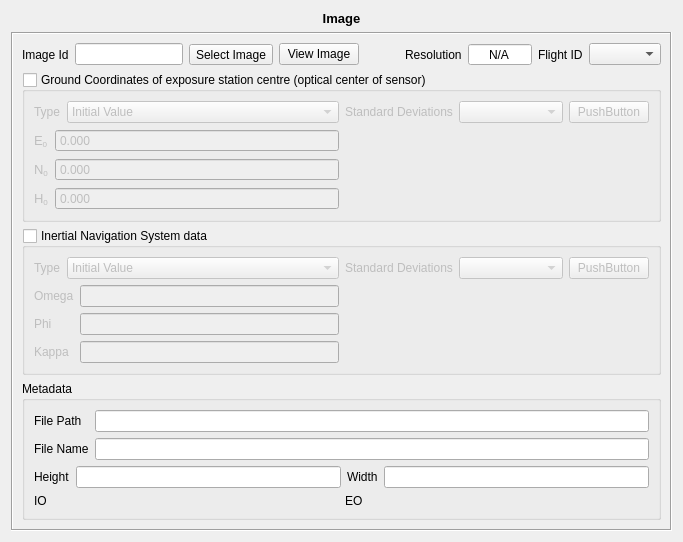
This is branches/SandBox/trunk_candidata/qt/formDisplay/ImageLayout.ui in e-foto/e-foto as Qt 5 draws it before an edit. The edited form follows.
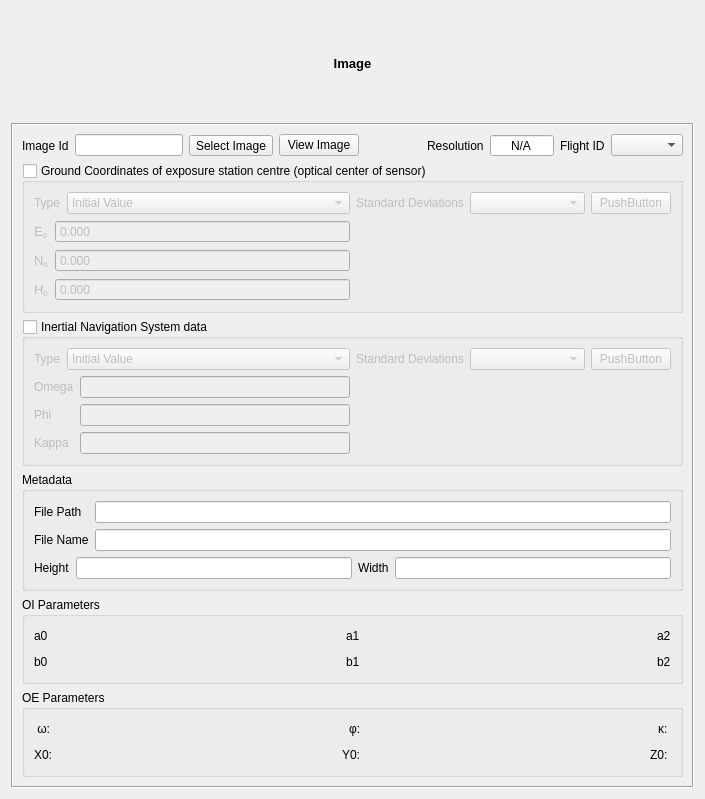
This is the edited form. Custom widgets are drawn as their Qt base class.

Commit message: updates in ImageForm's : show IO and EO parameters

```diff
--- a/branches/SandBox/trunk_candidata/qt/formDisplay/ImageLayout.ui
+++ b/branches/SandBox/trunk_candidata/qt/formDisplay/ImageLayout.ui
@@ -6,17 +6,14 @@
    <rect>
     <x>0</x>
     <y>0</y>
-    <width>716</width>
-    <height>622</height>
+    <width>705</width>
+    <height>799</height>
    </rect>
   </property>
   <property name="windowTitle">
    <string>Form</string>
   </property>
-  <layout class="QVBoxLayout" name="verticalLayout_13">
-   <property name="sizeConstraint">
-    <enum>QLayout::SetFixedSize</enum>
-   </property>
+  <layout class="QVBoxLayout" name="verticalLayout_16">
    <item>
     <widget class="QLabel" name="label_8">
      <property name="text">
@@ -39,7 +36,7 @@
      <property name="frameShadow">
       <enum>QFrame::Sunken</enum>
      </property>
-     <layout class="QVBoxLayout" name="verticalLayout_12">
+     <layout class="QVBoxLayout" name="verticalLayout_15">
       <item>
        <layout class="QHBoxLayout" name="horizontalLayout_10">
         <item>
@@ -476,9 +473,7 @@
         <property name="title">
          <string>Metadata</string>
         </property>
-        <layout class="QGridLayout" name="gridLayout_3">
-         <item row="0" column="0">
-          <layout class="QVBoxLayout" name="verticalLayout">
+        <layout class="QVBoxLayout" name="verticalLayout_14">
            <item>
             <layout class="QHBoxLayout" name="horizontalLayout_3" stretch="0,1">
              <item>
@@ -566,19 +561,229 @@
              </item>
             </layout>
            </item>
+        </layout>
+       </widget>
+      </item>
+      <item>
+       <widget class="QGroupBox" name="groupBox">
+        <property name="title">
+         <string>OI Parameters</string>
+        </property>
+        <layout class="QVBoxLayout" name="verticalLayout_12">
+         <item>
+          <layout class="QVBoxLayout" name="verticalLayout">
            <item>
             <layout class="QHBoxLayout" name="horizontalLayout_4">
              <item>
               <widget class="QLabel" name="labelIO">
                <property name="text">
-                <string>IO</string>
+                <string>a0</string>
                </property>
               </widget>
              </item>
              <item>
-              <widget class="QLabel" name="labelEO">
+              <spacer name="horizontalSpacer_2">
+               <property name="orientation">
+                <enum>Qt::Horizontal</enum>
+               </property>
+               <property name="sizeHint" stdset="0">
+                <size>
+                 <width>40</width>
+                 <height>20</height>
+                </size>
+               </property>
+              </spacer>
+             </item>
+             <item>
+              <widget class="QLabel" name="a1Label">
                <property name="text">
-                <string>EO</string>
+                <string>a1</string>
+               </property>
+              </widget>
+             </item>
+             <item>
+              <spacer name="horizontalSpacer_3">
+               <property name="orientation">
+                <enum>Qt::Horizontal</enum>
+               </property>
+               <property name="sizeHint" stdset="0">
+                <size>
+                 <width>40</width>
+                 <height>20</height>
+                </size>
+               </property>
+              </spacer>
+             </item>
+             <item>
+              <widget class="QLabel" name="a2Label">
+               <property name="text">
+                <string>a2</string>
+               </property>
+              </widget>
+             </item>
+            </layout>
+           </item>
+           <item>
+            <layout class="QHBoxLayout" name="horizontalLayout_13">
+             <item>
+              <widget class="QLabel" name="b0Label">
+               <property name="text">
+                <string>b0</string>
+               </property>
+              </widget>
+             </item>
+             <item>
+              <spacer name="horizontalSpacer_4">
+               <property name="orientation">
+                <enum>Qt::Horizontal</enum>
+               </property>
+               <property name="sizeHint" stdset="0">
+                <size>
+                 <width>40</width>
+                 <height>20</height>
+                </size>
+               </property>
+              </spacer>
+             </item>
+             <item>
+              <widget class="QLabel" name="b1Label">
+               <property name="text">
+                <string>b1</string>
+               </property>
+              </widget>
+             </item>
+             <item>
+              <spacer name="horizontalSpacer_5">
+               <property name="orientation">
+                <enum>Qt::Horizontal</enum>
+               </property>
+               <property name="sizeHint" stdset="0">
+                <size>
+                 <width>40</width>
+                 <height>20</height>
+                </size>
+               </property>
+              </spacer>
+             </item>
+             <item>
+              <widget class="QLabel" name="b2Label">
+               <property name="text">
+                <string>b2</string>
+               </property>
+              </widget>
+             </item>
+            </layout>
+           </item>
+          </layout>
+         </item>
+        </layout>
+       </widget>
+      </item>
+      <item>
+       <widget class="QGroupBox" name="groupBox_2">
+        <property name="title">
+         <string>OE Parameters</string>
+        </property>
+        <layout class="QHBoxLayout" name="horizontalLayout_16">
+         <item>
+          <layout class="QVBoxLayout" name="verticalLayout_13">
+           <item>
+            <layout class="QHBoxLayout" name="horizontalLayout_15">
+             <item>
+              <widget class="QLabel" name="omegaLabel">
+               <property name="text">
+                <string> ω: </string>
+               </property>
+              </widget>
+             </item>
+             <item>
+              <spacer name="horizontalSpacer_9">
+               <property name="orientation">
+                <enum>Qt::Horizontal</enum>
+               </property>
+               <property name="sizeHint" stdset="0">
+                <size>
+                 <width>40</width>
+                 <height>20</height>
+                </size>
+               </property>
+              </spacer>
+             </item>
+             <item>
+              <widget class="QLabel" name="phiLabel">
+               <property name="text">
+                <string>φ: </string>
+               </property>
+              </widget>
+             </item>
+             <item>
+              <spacer name="horizontalSpacer_10">
+               <property name="orientation">
+                <enum>Qt::Horizontal</enum>
+               </property>
+               <property name="sizeHint" stdset="0">
+                <size>
+                 <width>40</width>
+                 <height>20</height>
+                </size>
+               </property>
+              </spacer>
+             </item>
+             <item>
+              <widget class="QLabel" name="kappaLabel">
+               <property name="text">
+                <string>κ: </string>
+               </property>
+              </widget>
+             </item>
+            </layout>
+           </item>
+           <item>
+            <layout class="QHBoxLayout" name="horizontalLayout_14">
+             <item>
+              <widget class="QLabel" name="x0Label">
+               <property name="text">
+                <string>X0: </string>
+               </property>
+              </widget>
+             </item>
+             <item>
+              <spacer name="horizontalSpacer_6">
+               <property name="orientation">
+                <enum>Qt::Horizontal</enum>
+               </property>
+               <property name="sizeHint" stdset="0">
+                <size>
+                 <width>40</width>
+                 <height>20</height>
+                </size>
+               </property>
+              </spacer>
+             </item>
+             <item>
+              <widget class="QLabel" name="y0Label">
+               <property name="text">
+                <string>Y0: </string>
+               </property>
+              </widget>
+             </item>
+             <item>
+              <spacer name="horizontalSpacer_7">
+               <property name="orientation">
+                <enum>Qt::Horizontal</enum>
+               </property>
+               <property name="sizeHint" stdset="0">
+                <size>
+                 <width>40</width>
+                 <height>20</height>
+                </size>
+               </property>
+              </spacer>
+             </item>
+             <item>
+              <widget class="QLabel" name="z0Label">
+               <property name="text">
+                <string>Z0: </string>
                </property>
               </widget>
              </item>
```
Left out of the diff: 2 changed lines with no effect on the pictures. Lines whose indentation alone changed are shown as unchanged. The commit also changes 2 other files.
